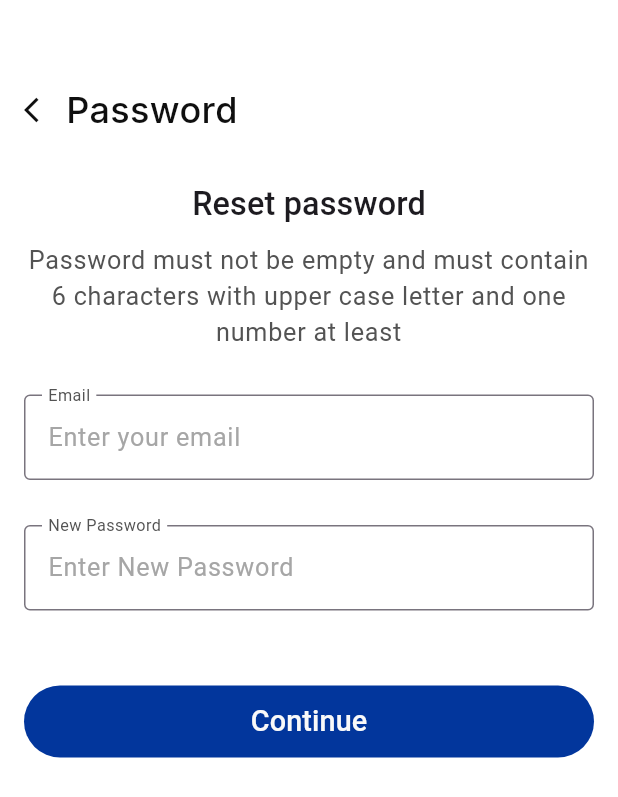
After one commit to YasmeenGad/online_exam_app, a Flutter app: the ResetPasswordView screen opened by its route, on a phone screen of 412 x 824 dp. The commit adds this screen. Shown: the top 797 px of the screen. Run offline on Flutter 3.47's test engine with Material 3 defaults, Android fonts, the phone set to English and light mode, and no system bars; our stand-ins replace dio, flutter_bloc, fluttertoast, get_it, google_fonts, injectable.

Commit message:
implemented change password page and linked it to the API.

```diff
--- a/lib/src/core/constants/app_apis.dart
+++ b/lib/src/core/constants/app_apis.dart
@@ -4,4 +4,5 @@ class AppApis {
   static const String login = "api/v1/auth/signin";
   static const String forgetPassword = "api/v1/auth/forgotPassword";
   static const String verifyEmail = "api/v1/auth/verifyResetCode";
+  static const String resetPassword = "api/v1/auth/resetPassword";
 }
--- a/lib/src/core/routes/app_routes.dart
+++ b/lib/src/core/routes/app_routes.dart
@@ -7,6 +7,7 @@ import 'package:online_exam_app/src/features/auth/presentation/views/login_view.
 import 'package:online_exam_app/src/features/auth/presentation/views/signup_view.dart';
 
 import '../../features/auth/presentation/views/email_verification_view.dart';
+import '../../features/auth/presentation/views/reset_password_view.dart';
 
 
 class AppRoutes {
@@ -16,6 +17,9 @@ class AppRoutes {
       RoutesName.signUpView: (context) => const SignUpView(),
       RoutesName.forgetPasswordView: (context) => const ForgetPasswordView(),
       RoutesName.emailVerificationView: (context) => const EmailVerificationView(),
+      RoutesName.resetPasswordView: (context) => const ResetPasswordView(),
+
+
     };
   }
 }
--- a/lib/src/core/routes/routes_name.dart
+++ b/lib/src/core/routes/routes_name.dart
@@ -3,5 +3,7 @@ class RoutesName {
   static const String loginView = 'loginView';
   static const String forgetPasswordView = 'forgetPassword';
   static const String signUpView = 'signUpView';
-  static const String emailVerificationView = 'EmailVerificationView';
+  static const String emailVerificationView = 'emailVerificationView';
+  static const String resetPasswordView = 'resetPasswordView';
+
 }
--- /dev/null
+++ b/lib/src/features/auth/data/api/models/request/reset_password_model.dart
@@ -0,0 +1,26 @@
+import '../../../../domain/entities/reset_password_entity.dart';
+
+class ResetPasswordModel {
+  final String? email;
+  final String? newPassword;
+
+  ResetPasswordModel({
+    required this.email,
+    required this.newPassword,
+  });
+
+  Map<String, dynamic> toJson() {
+    return {
+      'email': email,
+      'newPassword': newPassword,
+    };
+  }
+
+  ResetPasswordEntity toEntity() {
+    return ResetPasswordEntity(
+      email: email,
+      newPassword: newPassword,
+    );
+  }
+
+}
--- /dev/null
+++ b/lib/src/features/auth/data/api/models/response/reset_password_response.dart
@@ -0,0 +1,16 @@
+class ResetPasswordResponse {
+  final String? token;
+  final String? message;
+
+  ResetPasswordResponse({
+    this.token,
+    this.message,
+  });
+
+  factory ResetPasswordResponse.fromJson(Map<String, dynamic> json) {
+    return ResetPasswordResponse(
+      token: json['token'],
+      message: json['message'],
+    );
+  }
+}
--- a/lib/src/features/auth/data/datasources/contracts/auth_datasource.dart
+++ b/lib/src/features/auth/data/datasources/contracts/auth_datasource.dart
@@ -1,9 +1,11 @@
 
 import 'package:online_exam_app/src/features/auth/data/api/models/request/forget_password_model.dart';
+import 'package:online_exam_app/src/features/auth/data/api/models/request/reset_password_model.dart';
 import 'package:online_exam_app/src/features/auth/data/api/models/request/sign_in_model.dart';
 import 'package:online_exam_app/src/features/auth/data/api/models/request/sign_up_model.dart';
 import 'package:online_exam_app/src/features/auth/data/api/models/response/email_verification_response.dart';
 import 'package:online_exam_app/src/features/auth/data/api/models/response/forget_password_response.dart';
+import 'package:online_exam_app/src/features/auth/data/api/models/response/reset_password_response.dart';
 import 'package:online_exam_app/src/features/auth/data/api/models/response/sign_in_response.dart';
 import 'package:online_exam_app/src/features/auth/data/api/models/response/sign_up_response.dart';
 import '../../../domain/core/result.dart';
@@ -14,4 +16,5 @@ abstract class AuthDataSource{
   Future<Result<ForgetPasswordResponse>> forgetPassword({required ForgetPasswordModel forgetPasswordModel});
   Future<Result<SignUpResponse>> signUp({required SignUpModel signUpModel});
   Future<Result<EmailVerificationResponse>> verifyEmail({required EmailVerificationModel emailVerificationModel});
+  Future<Result<ResetPasswordResponse>> resetPassword({required ResetPasswordModel resetPasswordModel});
 }
--- a/lib/src/features/auth/domain/contracts/auth_repo.dart
+++ b/lib/src/features/auth/domain/contracts/auth_repo.dart
@@ -1,8 +1,10 @@
 import 'package:online_exam_app/src/features/auth/data/api/models/response/email_verification_response.dart';
 import 'package:online_exam_app/src/features/auth/data/api/models/response/forget_password_response.dart';
+import 'package:online_exam_app/src/features/auth/data/api/models/response/reset_password_response.dart';
 import 'package:online_exam_app/src/features/auth/data/api/models/response/sign_in_response.dart';
 import 'package:online_exam_app/src/features/auth/data/api/models/response/sign_up_response.dart';
 import 'package:online_exam_app/src/features/auth/domain/entities/forget_password_entity.dart';
+import 'package:online_exam_app/src/features/auth/domain/entities/reset_password_entity.dart';
 import 'package:online_exam_app/src/features/auth/domain/entities/sign_in_entity.dart';
 import 'package:online_exam_app/src/features/auth/domain/entities/sign_up_entity.dart';
 import '../core/result.dart';
@@ -13,4 +15,5 @@ abstract class AuthRepo {
   Future<Result<ForgetPasswordResponse>> forgetPassword({required ForgetPasswordEntity forgetPasswordEntity});
   Future<Result<SignUpResponse>> signUp({required SignUpEntity signUpEntity});
   Future<Result<EmailVerificationResponse>> verifyEmail({required EmailVerificationEntity emailVerificationEntity});
+  Future<Result<ResetPasswordResponse>> resetPassword({required ResetPasswordEntity resetPasswordEntity});
 }
--- /dev/null
+++ b/lib/src/features/auth/domain/entities/reset_password_entity.dart
@@ -0,0 +1,18 @@
+import '../../data/api/models/request/reset_password_model.dart';
+
+class ResetPasswordEntity {
+  final String? email;
+  final String? newPassword;
+
+  ResetPasswordEntity({
+    required this.email,
+    required this.newPassword,
+  });
+
+  ResetPasswordModel toModel() {
+    return ResetPasswordModel(
+      email: email,
+      newPassword: newPassword,
+    );
+  }
+}
--- a/lib/src/features/auth/domain/usecases/auth_usecase.dart
+++ b/lib/src/features/auth/domain/usecases/auth_usecase.dart
@@ -1,5 +1,6 @@
 import 'package:injectable/injectable.dart';
 import 'package:online_exam_app/src/features/auth/data/api/models/response/forget_password_response.dart';
+import 'package:online_exam_app/src/features/auth/data/api/models/response/reset_password_response.dart';
 import 'package:online_exam_app/src/features/auth/data/api/models/response/sign_in_response.dart';
 import 'package:online_exam_app/src/features/auth/data/api/models/response/sign_up_response.dart';
 import 'package:online_exam_app/src/features/auth/domain/contracts/auth_repo.dart';
@@ -10,6 +11,7 @@ import 'package:online_exam_app/src/features/auth/domain/entities/sign_up_entity
 
 import '../../data/api/models/response/email_verification_response.dart';
 import '../entities/email_verification_entity.dart';
+import '../entities/reset_password_entity.dart';
 
 @Injectable()
 class AuthUsecase {
@@ -36,4 +38,8 @@ class AuthUsecase {
   Future<Result<EmailVerificationResponse>> verifyEmail({required EmailVerificationEntity emailVerificationEntity}) async {
     return await authRepo.verifyEmail(emailVerificationEntity: emailVerificationEntity);
   }
+
+  Future<Result<ResetPasswordResponse>> resetPassword({required ResetPasswordEntity resetPasswordEntity})async{
+    return await authRepo.resetPassword(resetPasswordEntity: resetPasswordEntity);
+  }
 }
--- a/lib/src/features/auth/presentation/cubit/auth/auth_states.dart
+++ b/lib/src/features/auth/presentation/cubit/auth/auth_states.dart
@@ -3,6 +3,7 @@ import 'package:online_exam_app/src/features/auth/data/api/models/response/sign_
 import 'package:online_exam_app/src/features/auth/data/api/models/response/sign_up_response.dart';
 
 import '../../../data/api/models/response/email_verification_response.dart';
+import '../../../data/api/models/response/reset_password_response.dart';
 
 sealed class AuthState {}
 
@@ -51,3 +52,14 @@ class VerifyEmailError<T> extends AuthState {
   T exception;
   VerifyEmailError({required this.exception});
 }
+
+
+final class ResetPasswordLoading extends AuthState {}
+final class ResetPasswordSuccess extends AuthState {
+  final ResetPasswordResponse resetPasswordResponse;
+  ResetPasswordSuccess({required this.resetPasswordResponse});
+}
+class ResetPasswordError<T> extends AuthState {
+  T exception;
+  ResetPasswordError({required this.exception});
+}
--- /dev/null
+++ b/lib/src/features/auth/presentation/views/reset_password_view.dart
@@ -0,0 +1,29 @@
+import 'package:flutter/material.dart';
+
+import '../../../../core/global/custom_appbar.dart';
+import '../widgets/build_reset_password_form.dart';
+
+class ResetPasswordView extends StatelessWidget {
+  const ResetPasswordView({super.key});
+
+  @override
+  Widget build(BuildContext context) {
+    return Scaffold(
+      backgroundColor: Colors.white,
+      body: Padding(
+        padding: const EdgeInsets.only(top: 56, left: 16, right: 16),
+        child: CustomScrollView(
+          slivers: [
+            SliverToBoxAdapter(
+              child: CustomAppBar(appBarTxt: 'Password'),
+            ),
+            SliverToBoxAdapter(
+              child:BuildResetPasswordForm(),
+            )
+          ],
+        ),
+      ),
+
+    );
+  }
+}
--- /dev/null
+++ b/lib/src/features/auth/presentation/widgets/build_reset_password_form.dart
@@ -0,0 +1,96 @@
+import 'package:flutter/cupertino.dart';
+import 'package:flutter_bloc/flutter_bloc.dart';
+import '../../../../core/dependency injection/di.dart';
+import '../../../../core/global/custom_button.dart';
+import '../../../../core/global/custom_toast.dart';
+import '../../../../core/routes/routes_name.dart';
+import '../../../../core/validators/validators.dart';
+import '../../domain/entities/reset_password_entity.dart';
+import '../cubit/auth/auth_states.dart';
+import '../cubit/auth/auth_view_model.dart';
+import 'custom_text_form_field.dart';
+import 'forget_password_description.dart';
+
+class BuildResetPasswordForm extends StatefulWidget {
+  const BuildResetPasswordForm({super.key});
+
+  @override
+  State<BuildResetPasswordForm> createState() => _BuildResetPasswordFormState();
+}
+
+class _BuildResetPasswordFormState extends State<BuildResetPasswordForm> {
+  TextEditingController emailController = TextEditingController();
+  TextEditingController passwordController = TextEditingController();
+  final GlobalKey<FormState> formKey = GlobalKey<FormState>();
+
+  late final AuthViewModel authViewModel;
+  @override
+  void initState() {
+    super.initState();
+    authViewModel = getIt.get<AuthViewModel>();
+  }
+  @override
+  Widget build(BuildContext context) {
+    return BlocProvider(
+      create: (context) => authViewModel,
+      child: BlocConsumer<AuthViewModel, AuthState>(
+        listener: (context, state) {
+          if (state is ResetPasswordError) {
+            CustomToast.showErrorToast(message: state.exception.toString());
+          } else if (state is ResetPasswordSuccess) {
+            CustomToast.showSuccessToast(message: "Success");
+            Navigator.pushNamed(context, RoutesName.loginView);
+          } else if (state is ResetPasswordLoading) {
+            CustomToast.showLoadingToast(message: "Loading...");
+          }
+        },
+        buildWhen: (previous, current) {
+          return current is AuthInitialState;
+        },
+        builder: (context, state) {
+          return Form(
+            key: formKey,
+            child: Column(
+              children: [
+                forgetPasswordDescription(
+                  context,
+                  'Reset password',
+                  'Password must not be empty and must contain 6 characters with upper case letter and one number at least ',
+                ),
+                const SizedBox(height: 30),
+                CustomTextFormField(
+                  controller: emailController,
+                  hintText: 'Enter your email',
+                  labelText: 'Email',
+                  validator: (value) => Validators.validateEmail(value),
+                ),
+                const SizedBox(height: 30),
+                CustomTextFormField(
+                  controller: passwordController,
+                  hintText: 'Enter New Password',
+                  labelText: 'New Password',
+                  validator: (value) => Validators.validatePassword(value),
+                ),
+                const SizedBox(height: 50),
+                GestureDetector(
+                    onTap: () {
+                      if (formKey.currentState!.validate()) {
+                        authViewModel.resetPassword(
+                      ResetPasswordEntity(
+                        email: emailController.text,
+                        newPassword: passwordController.text,
+                      )
+                        );
+                      }
+                    },
+                    child: CustomButton(
+                      txt: "Continue",
+                    )),
+              ],
+            ),
+          );
+        },
+      ),
+    );
+  }
+}
```
Also changed, not shown: lib/src/features/auth/data/api/api_manager.dart (+12 -0 lines), lib/src/features/auth/data/datasources/impl/auth_datasource_impl.dart (+8 -0 lines), lib/src/features/auth/data/repositories/auth_repo_impl.dart (+7 -0 lines), lib/src/features/auth/presentation/cubit/auth/auth_view_model.dart (+47 -7 lines).
